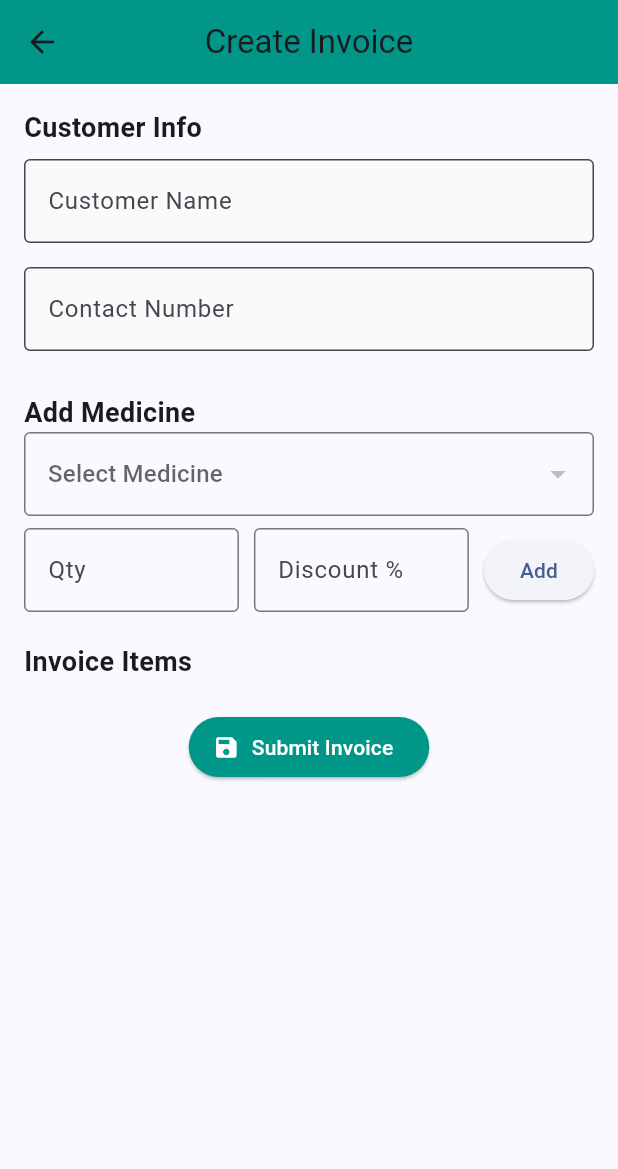
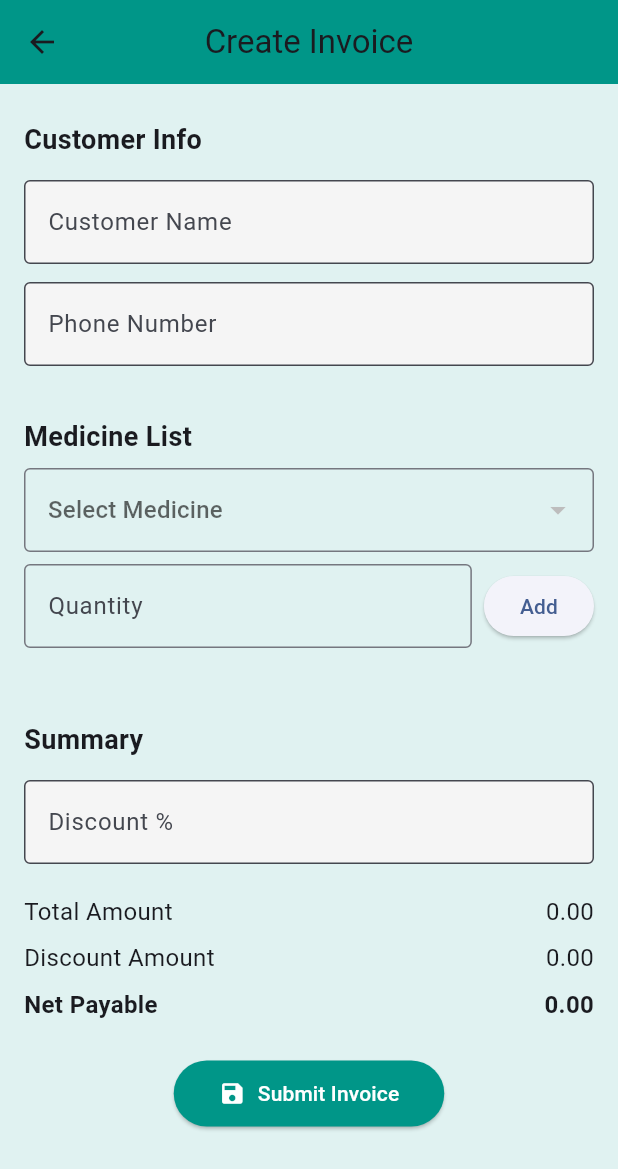
Before and after one commit to OmarFaruq97/pharmacy_management_system_flutter, a Flutter app: the CreateInvoiceScreen screen opened directly, after a tap on "Add", on a phone screen of 412 x 824 dp. Shown: the top 1169 px of the screen. Run offline on Flutter 3.47's test engine with Material 3 defaults, Android fonts, the phone set to English and light mode, and no system bars; network calls fail.

Commit message:
invoice update

```diff
--- a/pms_flutter_app/lib/screens/create_invoice.dart
+++ b/pms_flutter_app/lib/screens/create_invoice.dart
@@ -1,9 +1,7 @@
 import 'dart:convert';
-
 import 'package:flutter/material.dart';
 import 'package:flutter/services.dart';
 import 'package:http/http.dart' as http;
-
 import '../model/inventory.dart';
 
 class CreateInvoiceScreen extends StatefulWidget {
@@ -17,6 +15,7 @@ class _CreateInvoiceScreenState extends State<CreateInvoiceScreen> {
   final TextEditingController _customerNameController = TextEditingController();
   final TextEditingController _contactNumberController =
       TextEditingController();
+  final TextEditingController _discountController = TextEditingController();
 
   List<Inventory> _inventoryList = [];
   bool _isLoadingInventory = true;
@@ -27,10 +26,13 @@ class _CreateInvoiceScreenState extends State<CreateInvoiceScreen> {
   void initState() {
     super.initState();
     _fetchInventory();
+
+    _discountController.addListener(() {
+      setState(() {});
+    });
   }
 
   Future<void> _fetchInventory() async {
-    // final url = Uri.parse('http://192.168.0.197:8080/api/inventory/all');
     final url = Uri.parse('http://192.168.0.186:8080/api/inventory/all');
     try {
       final response = await http.get(url);
@@ -50,17 +52,10 @@ class _CreateInvoiceScreenState extends State<CreateInvoiceScreen> {
     }
   }
 
-  void _addInvoiceItem(
-    Inventory inventory,
-    String quantityStr,
-    String discountStr,
-  ) {
-    final int quantity = int.tryParse(quantityStr) ?? 0;
+  void _addInvoiceItem(Inventory inventory, String qtyStr) {
+    final int quantity = int.tryParse(qtyStr) ?? 0;
     final double unitPrice = inventory.sellPrice;
-    final double amount = quantity * unitPrice;
-    final double discount = double.tryParse(discountStr) ?? 0;
-    final double discountAmount = amount * (discount / 100);
-    final double netPayable = amount - discountAmount;
+    final double subTotal = quantity * unitPrice;
 
     setState(() {
       _invoiceItems.add({
@@ -68,14 +63,26 @@ class _CreateInvoiceScreenState extends State<CreateInvoiceScreen> {
         "category": inventory.category,
         "quantity": quantity,
         "unitPrice": unitPrice,
-        "amount": amount,
-        "subTotal": amount,
-        "discount": discount,
-        "discountAmount": discountAmount,
-        "netPayable": netPayable,
+        "subTotal": subTotal,
       });
     });
   }
+
+  void _removeInvoiceItem(int index) {
+    setState(() {
+      _invoiceItems.removeAt(index);
+    });
+  }
+
+  double get totalAmount =>
+      _invoiceItems.fold(0.0, (sum, item) => sum + (item['subTotal'] ?? 0.0));
+
+  double get discountPercent =>
+      double.tryParse(_discountController.text) ?? 0.0;
+
+  double get discountAmount => totalAmount * (discountPercent / 100);
+
+  double get netPayable => totalAmount - discountAmount;
 
   Future<void> _submitInvoice() async {
     if (_invoiceItems.isEmpty ||
@@ -83,26 +90,28 @@ class _CreateInvoiceScreenState extends State<CreateInvoiceScreen> {
         _contactNumberController.text.isEmpty) {
       ScaffoldMessenger.of(context).showSnackBar(
         const SnackBar(
-          content: Text('Fill customer info & add at least one item!'),
+          content: Text('Fill customer info & add at least one item.'),
         ),
       );
       return;
     }
 
-    final List<Map<String, dynamic>> invoicePayload = _invoiceItems.map((item) {
+    final payload = _invoiceItems.map((item) {
       return {
         "customerName": _customerNameController.text,
         "contactNumber": _contactNumberController.text,
+        "discount": discountPercent,
+        "discountAmount": discountAmount,
+        "netPayable": netPayable,
         ...item,
       };
     }).toList();
 
-    // final url = Uri.parse('http://192.168.0.197:8080/api/invoice/create');
     final url = Uri.parse('http://192.168.0.186:8080/api/invoice/create');
     final response = await http.post(
       url,
       headers: {'Content-Type': 'application/json'},
-      body: jsonEncode(invoicePayload),
+      body: jsonEncode(payload),
     );
 
     if (response.statusCode == 200) {
@@ -126,19 +135,14 @@ class _CreateInvoiceScreenState extends State<CreateInvoiceScreen> {
   void _clearForm() {
     _customerNameController.clear();
     _contactNumberController.clear();
+    _discountController.clear();
     setState(() => _invoiceItems.clear());
-  }
-
-  @override
-  void dispose() {
-    _customerNameController.dispose();
-    _contactNumberController.dispose();
-    super.dispose();
   }
 
   @override
   Widget build(BuildContext context) {
     return Scaffold(
+      backgroundColor: Colors.teal.shade50,
       appBar: AppBar(
         title: const Text('Create Invoice'),
         centerTitle: true,
@@ -151,38 +155,60 @@ class _CreateInvoiceScreenState extends State<CreateInvoiceScreen> {
               child: Column(
                 crossAxisAlignment: CrossAxisAlignment.start,
                 children: [
-                  const Text(
-                    "Customer Info",
-                    style: TextStyle(fontSize: 18, fontWeight: FontWeight.bold),
-                  ),
+                  _sectionTitle("Customer Info"),
                   _buildTextField(_customerNameController, "Customer Name"),
                   _buildTextField(
                     _contactNumberController,
-                    "Contact Number",
+                    "Phone Number",
                     keyboardType: TextInputType.phone,
                   ),
                   const SizedBox(height: 20),
-                  const Text(
-                    "Add Medicine",
-                    style: TextStyle(fontSize: 18, fontWeight: FontWeight.bold),
-                  ),
+
+                  _sectionTitle("Medicine List"),
                   MedicineItemForm(
                     inventoryList: _inventoryList,
                     onAdd: _addInvoiceItem,
                   ),
+
+                  const SizedBox(height: 10),
+                  ..._invoiceItems.asMap().entries.map((entry) {
+                    final index = entry.key;
+                    final item = entry.value;
+                    return Card(
+                      margin: const EdgeInsets.symmetric(vertical: 5),
+                      child: ListTile(
+                        title: Text(
+                          '${item['itemName']} (${item['category']})',
+                        ),
+                        subtitle: Text(
+                          'Qty: ${item['quantity']} | Subtotal: ${item['subTotal'].toStringAsFixed(2)}',
+                        ),
+                        trailing: IconButton(
+                          icon: const Icon(
+                            Icons.remove_circle,
+                            color: Colors.red,
+                          ),
+                          onPressed: () => _removeInvoiceItem(index),
+                        ),
+                      ),
+                    );
+                  }),
+
                   const SizedBox(height: 20),
-                  const Text(
-                    "Invoice Items",
-                    style: TextStyle(fontSize: 18, fontWeight: FontWeight.bold),
-                  ),
-                  ..._invoiceItems.map(
-                    (item) => ListTile(
-                      title: Text('${item['itemName']} (${item['category']})'),
-                      subtitle: Text(
-                        'Qty: ${item['quantity']} | Total: ${item['netPayable'].toStringAsFixed(2)}',
-                      ),
+                  _sectionTitle("Summary"),
+                  _buildTextField(
+                    _discountController,
+                    "Discount %",
+                    keyboardType: TextInputType.numberWithOptions(
+                      decimal: true,
                     ),
                   ),
+
+                  const SizedBox(height: 10),
+                  _summaryRow("Total Amount", totalAmount),
+                  _summaryRow("Discount Amount", discountAmount),
+                  _summaryRow("Net Payable", netPayable, bold: true),
+
                   const SizedBox(height: 20),
                   Center(
                     child: ElevatedButton.icon(
@@ -192,6 +218,10 @@ class _CreateInvoiceScreenState extends State<CreateInvoiceScreen> {
                       style: ElevatedButton.styleFrom(
                         backgroundColor: Colors.teal,
                         foregroundColor: Colors.white,
+                        padding: const EdgeInsets.symmetric(
+                          horizontal: 30,
+                          vertical: 12,
+                        ),
                       ),
                     ),
                   ),
@@ -201,22 +231,55 @@ class _CreateInvoiceScreenState extends State<CreateInvoiceScreen> {
     );
   }
 
+  Widget _sectionTitle(String text) => Padding(
+    padding: const EdgeInsets.symmetric(vertical: 8),
+    child: Text(
+      text,
+      style: const TextStyle(fontSize: 18, fontWeight: FontWeight.bold),
+    ),
+  );
+
   Widget _buildTextField(
     TextEditingController controller,
     String label, {
     TextInputType keyboardType = TextInputType.text,
   }) {
     return Padding(
-      padding: const EdgeInsets.symmetric(vertical: 8),
+      padding: const EdgeInsets.symmetric(vertical: 6),
       child: TextField(
         controller: controller,
         keyboardType: keyboardType,
         decoration: InputDecoration(
           labelText: label,
-          border: OutlineInputBorder(),
+          border: const OutlineInputBorder(),
           filled: true,
-          fillColor: Colors.grey[50],
+          fillColor: Colors.grey[100],
         ),
+      ),
+    );
+  }
+
+  Widget _summaryRow(String label, double value, {bool bold = false}) {
+    return Padding(
+      padding: const EdgeInsets.symmetric(vertical: 4),
+      child: Row(
+        mainAxisAlignment: MainAxisAlignment.spaceBetween,
+        children: [
+          Text(
+            label,
+            style: TextStyle(
+              fontSize: 16,
+              fontWeight: bold ? FontWeight.bold : FontWeight.normal,
+            ),
+          ),
+          Text(
+            value.toStringAsFixed(2),
+            style: TextStyle(
+              fontSize: 16,
+              fontWeight: bold ? FontWeight.bold : FontWeight.normal,
+            ),
+          ),
+        ],
       ),
     );
   }
@@ -224,7 +287,7 @@ class _CreateInvoiceScreenState extends State<CreateInvoiceScreen> {
 
 class MedicineItemForm extends StatefulWidget {
   final List<Inventory> inventoryList;
-  final Function(Inventory, String, String) onAdd;
+  final Function(Inventory, String) onAdd;
 
   const MedicineItemForm({
     super.key,
@@ -239,7 +302,6 @@ class MedicineItemForm extends StatefulWidget {
 class _MedicineItemFormState extends State<MedicineItemForm> {
   Inventory? selectedInventory;
   final TextEditingController _quantityController = TextEditingController();
-  final TextEditingController _discountController = TextEditingController();
 
   @override
   Widget build(BuildContext context) {
@@ -260,22 +322,14 @@ class _MedicineItemFormState extends State<MedicineItemForm> {
         const SizedBox(height: 8),
         Row(
           children: [
-            Expanded(child: _buildNumberField(_quantityController, 'Qty')),
-            const SizedBox(width: 10),
-            Expanded(
-              child: _buildNumberField(_discountController, 'Discount %'),
-            ),
-            const SizedBox(width: 10),
+            Expanded(child: _buildNumberField(_quantityController, 'Quantity')),
+            const SizedBox(width: 8),
             ElevatedButton(
               onPressed: () {
-                if (selectedInventory != null) {
-                  widget.onAdd(
-                    selectedInventory!,
-                    _quantityController.text,
-                    _discountController.text,
-                  );
+                if (selectedInventory != null &&
+                    _quantityController.text.isNotEmpty) {
+                  widget.onAdd(selectedInventory!, _quantityController.text);
                   _quantityController.clear();
-                  _discountController.clear();
                   setState(() => selectedInventory = null);
                 }
               },
@@ -283,6 +337,7 @@ class _MedicineItemFormState extends State<MedicineItemForm> {
             ),
           ],
         ),
+        const SizedBox(height: 10),
       ],
     );
   }
--- a/pms_flutter_app/pubspec.yaml
+++ b/pms_flutter_app/pubspec.yaml
@@ -16,6 +16,7 @@ dependencies:
   http: ^1.4.0
   path: ^1.9.1
   path_provider: ^2.1.5
+  intl: ^0.20.2
 
 dev_dependencies:
   flutter_test:
```
Also changed, not shown: pms_flutter_app/pubspec.lock.
